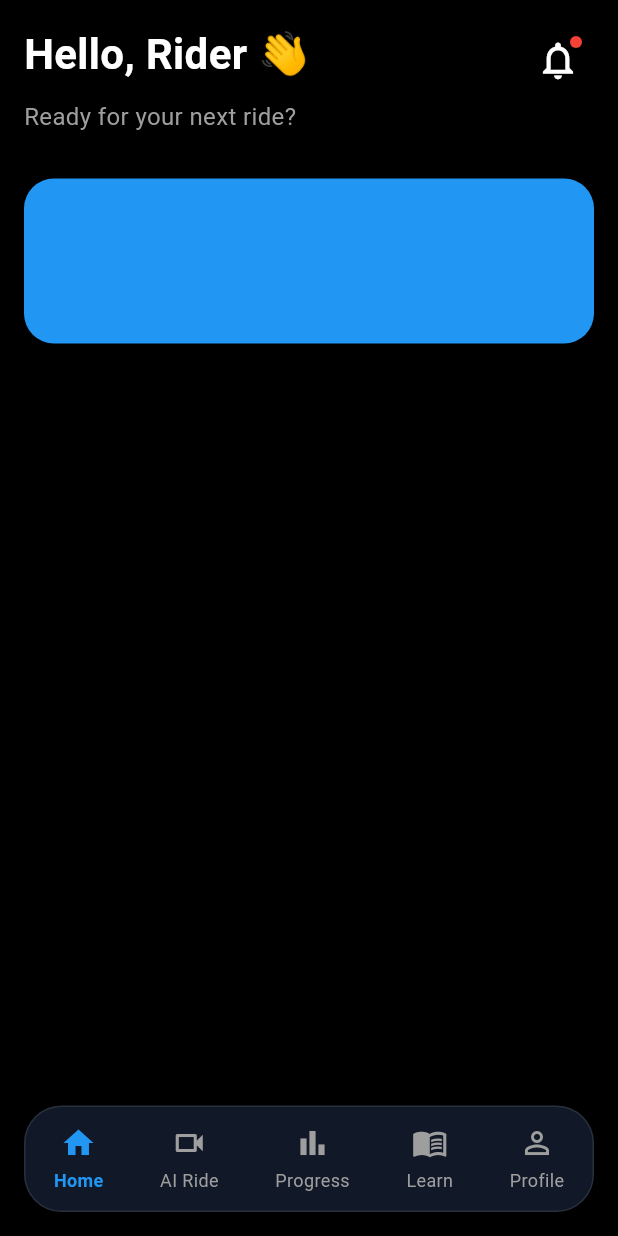
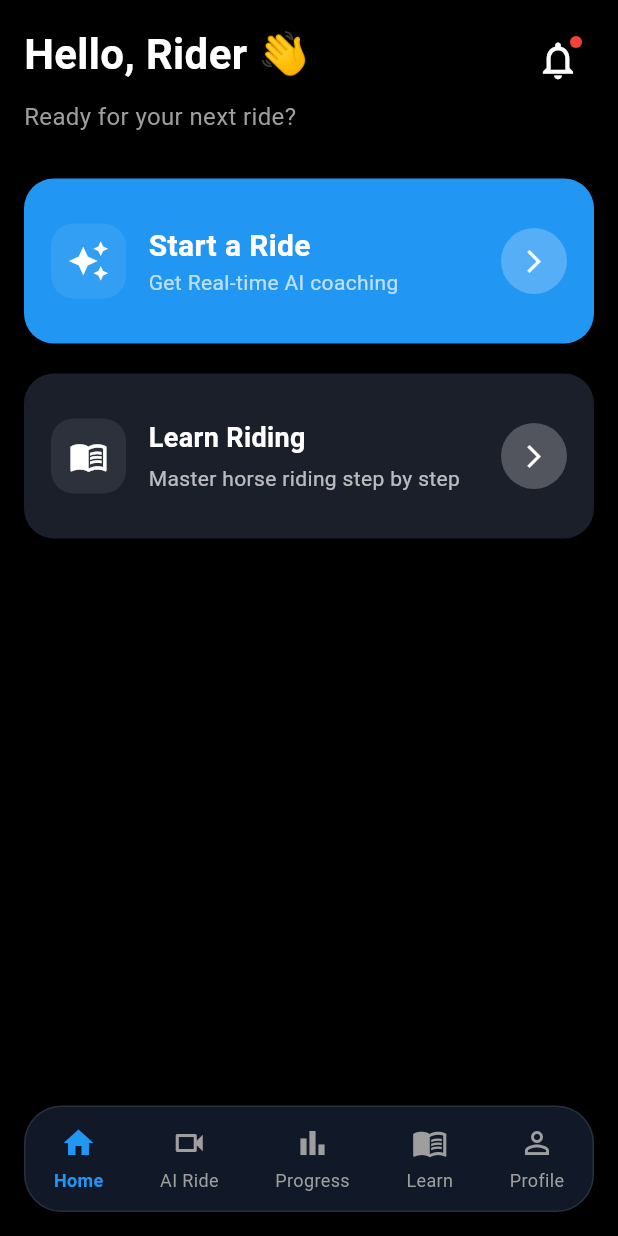
Before and after one commit to Sreenu-123/Ashwa, a Flutter app: the screen it shows after launch, on a phone screen of 412 x 824 dp. Run offline on Flutter 3.47's test engine with Material 3 defaults, Android fonts, the phone set to English and light mode, and no system bars.

Commit message:
Complete Two cards of Home screen

```diff
--- a/lib/Screens/Home/home_screen.dart
+++ b/lib/Screens/Home/home_screen.dart
@@ -2,13 +2,20 @@ import 'package:flutter/material.dart';
 
 class HomeScreen extends StatelessWidget {
   final VoidCallback onRideTap;
-  const HomeScreen({super.key, required this.onRideTap});
+  final VoidCallback onLearnTap;
+  const HomeScreen({
+    super.key,
+    required this.onRideTap,
+    required this.onLearnTap,
+  });
 
   @override
   Widget build(BuildContext context) {
     return Scaffold(
       backgroundColor: Colors.black,
       body: SafeArea(
+        child: SingleChildScrollView(
+          physics: const BouncingScrollPhysics(),
           child: Padding(
             padding: const EdgeInsets.all(16.0),
             child: Column(
@@ -77,12 +84,130 @@ class HomeScreen extends StatelessWidget {
                       color: Colors.blue,
                       borderRadius: BorderRadius.circular(20),
                     ),
+                    child: Row(
+                      children: [
+                        Container(
+                          width: 50,
+                          height: 50,
+                          decoration: BoxDecoration(
+                            color: Colors.white.withOpacity(0.08),
+                            borderRadius: BorderRadius.circular(15),
+                          ),
+                          child: const Icon(
+                            Icons.auto_awesome,
+                            color: Colors.white,
+                            size: 28,
+                          ),
+                        ),
+                        const SizedBox(width: 15),
+                        Expanded(
+                          child: Column(
+                            crossAxisAlignment: CrossAxisAlignment.start,
+                            mainAxisAlignment: MainAxisAlignment.center,
+                            children: [
+                              Text(
+                                'Start a Ride',
+                                style: TextStyle(
+                                  color: Colors.white,
+                                  fontSize: 20,
+                                  fontWeight: FontWeight.bold,
+                                ),
+                              ),
+                              Text(
+                                'Get Real-time AI coaching',
+                                style: TextStyle(
+                                  color: Colors.white70,
+                                  fontSize: 14,
+                                ),
+                              ),
+                            ],
+                          ),
+                        ),
+                        const CircleAvatar(
+                          radius: 22,
+                          backgroundColor: Colors.white24,
+                          child: Icon(
+                            Icons.arrow_forward_ios,
+                            color: Colors.white,
+                            size: 18,
                           ),
                         ),
                       ],
                     ),
                   ),
                 ),
+                const SizedBox(height: 20),
+                GestureDetector(
+                  onTap: onLearnTap,
+                  child: Container(
+                    width: double.infinity,
+                    height: 110,
+                    padding: const EdgeInsets.all(18),
+                    decoration: BoxDecoration(
+                      color: const Color(0xFF1B1F2A),
+                      borderRadius: BorderRadius.circular(20),
+                    ),
+                    child: Row(
+                      children: [
+                        Container(
+                          width: 50,
+                          height: 50,
+                          decoration: BoxDecoration(
+                            color: Colors.white.withOpacity(0.08),
+                            borderRadius: BorderRadius.circular(15),
+                          ),
+                          child: const Icon(
+                            Icons.menu_book_outlined,
+                            color: Colors.white,
+                            size: 26,
+                          ),
+                        ),
+
+                        const SizedBox(width: 15),
+
+                        const Expanded(
+                          child: Column(
+                            crossAxisAlignment: CrossAxisAlignment.start,
+                            mainAxisAlignment: MainAxisAlignment.center,
+                            children: [
+                              Text(
+                                "Learn Riding",
+                                style: TextStyle(
+                                  color: Colors.white,
+                                  fontSize: 18,
+                                  fontWeight: FontWeight.bold,
+                                ),
+                              ),
+                              SizedBox(height: 4),
+                              Text(
+                                "Master horse riding step by step",
+                                style: TextStyle(
+                                  color: Colors.white70,
+                                  fontSize: 14,
+                                ),
+                              ),
+                            ],
+                          ),
+                        ),
+
+                        const CircleAvatar(
+                          radius: 22,
+                          backgroundColor: Colors.white24,
+                          child: Icon(
+                            Icons.arrow_forward_ios,
+                            color: Colors.white,
+                            size: 18,
+                          ),
+                        ),
+                      ],
+                    ),
+                  ),
+                ),
+              ],
+            ),
+          ),
+        ),
+      ),
     );
   }
 }
--- a/lib/Screens/Home/main_navigation_screen.dart
+++ b/lib/Screens/Home/main_navigation_screen.dart
@@ -53,6 +53,9 @@ class _NavigationScreenState extends State<NavigationScreen> {
         onRideTap: () {
           changeTab(1);
         },
+        onLearnTap: () {
+          changeTab(3);
+        },
       ),
       const RideScreen(),
       const ProgressScreen(),
```
Lines whose indentation alone changed are shown as unchanged.
